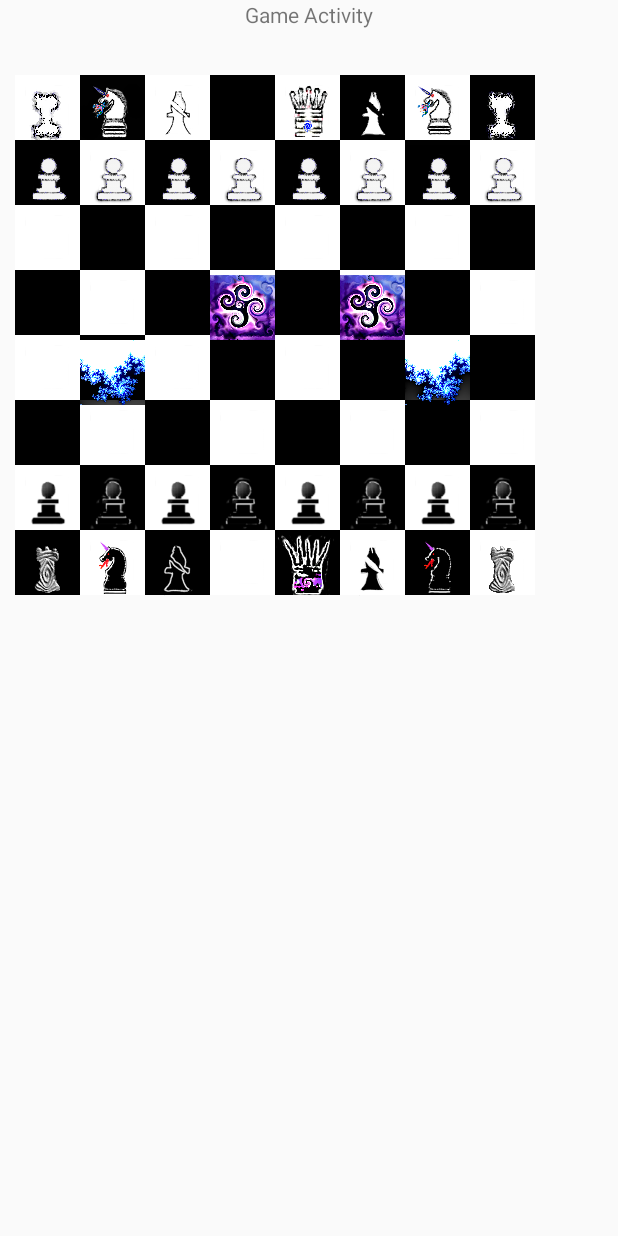
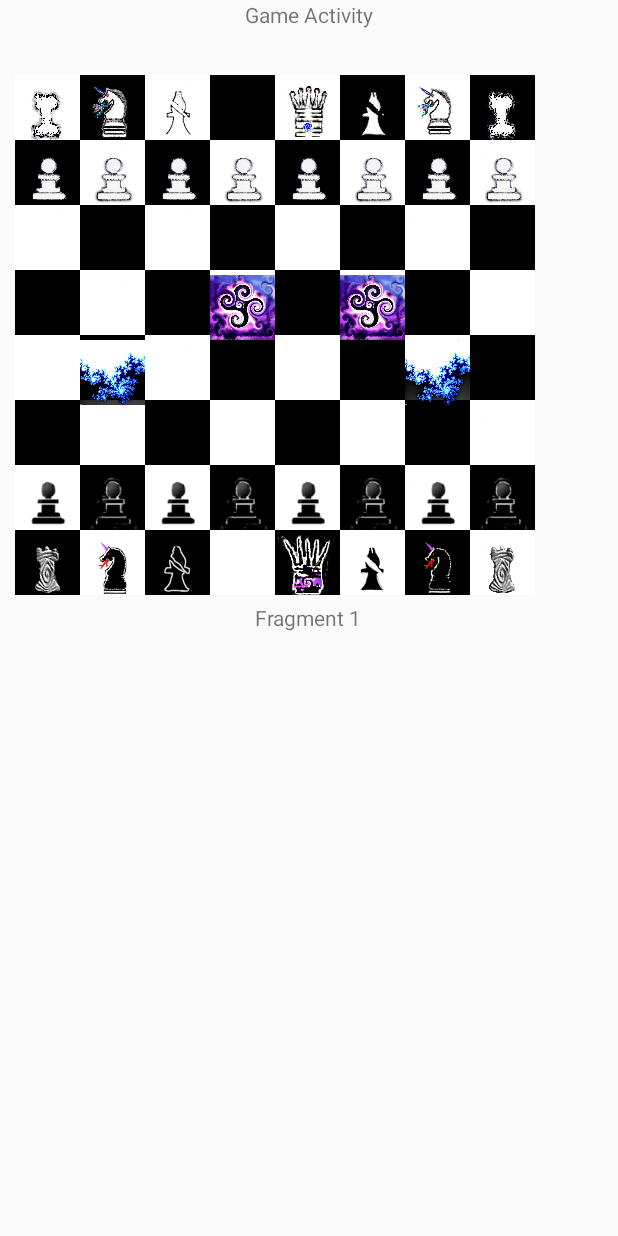
Before and after one commit to UMKCTeamSeven/OmniChessRandD, an Android app: the GameActivity screen opened directly, with no data from a screen before it, on a phone screen of 412 x 824 dp. Run offline under Robolectric (Android 15) with nearby library versions, the phone set to English and light mode, and no system bars; libraries missing offline, so code that uses them is left out: junit.framework.

Commit message:
Swiping Fragment framework (Not working yet)

```diff
--- a/OmniChess/app/src/main/java/com/donthaveawebsite/mhy/ocfix/GameActivity.java
+++ b/OmniChess/app/src/main/java/com/donthaveawebsite/mhy/ocfix/GameActivity.java
@@ -3,6 +3,9 @@ package com.donthaveawebsite.mhy.ocfix;
 import android.app.Activity;
 import android.graphics.drawable.Drawable;
 import android.os.Bundle;
+import android.support.v4.app.Fragment;
+import android.support.v4.app.FragmentActivity;
+import android.support.v4.view.ViewPager;
 import android.view.View;
 import android.widget.ImageView;
 import android.view.View.OnClickListener;
@@ -10,9 +13,21 @@ import java.util.ArrayList;
 import java.util.Iterator;
 import java.util.List;
 
-public class GameActivity extends Activity implements OnClickListener
+public class GameActivity extends FragmentActivity implements OnClickListener
 
 {
+    MyPageAdapter pageadapter;
+
+    private List<Fragment> getFragments()
+    {
+        List<Fragment> fList = new ArrayList<Fragment>();
+        fList.add(MyFragment.newInstance("Fragment 1"));
+        fList.add(MyFragment.newInstance("Fragment 2"));
+        fList.add(MyFragment.newInstance("Fragment 3"));
+        return fList;
+    }
+
+
     Selector theselector;
     List<Spot> listenspots;
     Spot selectedpiecespot;
@@ -87,6 +102,29 @@ public class GameActivity extends Activity implements OnClickListener
 
         super.onCreate(savedInstanceState);
         setContentView(R.layout.activity_game);
+
+        List<Fragment> fragments = getFragments();
+        pageadapter = new MyPageAdapter(getSupportFragmentManager(), fragments);
+        ViewPager pager =
+                (ViewPager)findViewById(R.id.viewpager);
+        pager.setAdapter(pageadapter);
+        pager.setOnPageChangeListener(new ViewPager.OnPageChangeListener() {
+
+            @Override
+            public void onPageScrolled(int position, float positionOffset, int positionOffsetPixels) {
+
+            }
+
+            @Override
+            public void onPageSelected(int position) {
+
+            }
+
+            @Override
+            public void onPageScrollStateChanged(int state) {
+
+            }
+        });
 
         List<Spot> ourspots = new ArrayList<Spot>();
         Board theboard = new Board(1, ourspots);
--- /dev/null
+++ b/OmniChess/app/src/main/java/com/donthaveawebsite/mhy/ocfix/MyFragment.java
@@ -0,0 +1,31 @@
+package com.donthaveawebsite.mhy.ocfix;
+
+import android.os.Bundle;
+import android.support.v4.app.Fragment;
+import android.view.LayoutInflater;
+import android.view.View;
+import android.view.ViewGroup;
+import android.widget.TextView;
+
+
+public class MyFragment extends Fragment
+{
+    public static final String EXTRA_MESSAGE = "EXTRA_MESSAGE";
+    public static final MyFragment newInstance(String message)
+    {
+        MyFragment f = new MyFragment();
+        Bundle bdl = new Bundle(1);
+        bdl.putString(EXTRA_MESSAGE, message);
+        f.setArguments(bdl);
+        return f;
+    }
+    @Override
+    public View onCreateView(LayoutInflater inflater, ViewGroup container,
+                             Bundle savedInstanceState) {
+        String message = getArguments().getString(EXTRA_MESSAGE);
+        View v = inflater.inflate(R.layout.myfragment, container, false);
+        TextView messageTextView = (TextView)v.findViewById(R.id.textView);
+        messageTextView.setText(message);
+        return v;
+    }
+}
--- /dev/null
+++ b/OmniChess/app/src/main/java/com/donthaveawebsite/mhy/ocfix/MyPageAdapter.java
@@ -0,0 +1,30 @@
+package com.donthaveawebsite.mhy.ocfix;
+
+
+import android.support.v4.app.Fragment;
+import android.support.v4.app.FragmentManager;
+import android.support.v4.app.FragmentPagerAdapter;
+
+
+import java.util.List;
+
+
+public class MyPageAdapter extends FragmentPagerAdapter
+{
+
+
+    private List<Fragment> fragments;
+
+    public MyPageAdapter(FragmentManager fm, List<Fragment> fragments) {
+        super(fm);
+        this.fragments = fragments;
+    }
+    @Override
+    public Fragment getItem(int position) {
+        return this.fragments.get(position);
+    }
+    @Override
+    public int getCount() {
+        return this.fragments.size();
+    }
+}
--- a/OmniChess/app/src/main/res/layout/activity_game.xml
+++ b/OmniChess/app/src/main/res/layout/activity_game.xml
@@ -1,8 +1,23 @@
 <?xml version="1.0" encoding="utf-8"?>
 <FrameLayout xmlns:android="http://schemas.android.com/apk/res/android"
-    android:orientation="vertical" android:layout_width="match_parent"
+    xmlns:tools="http://schemas.android.com/tools"
+    android:layout_width="match_parent"
+    android:layout_height="match_parent" >
+    <android.support.v4.view.ViewPager
+        android:id="@+id/viewpager"
+        android:layout_width="match_parent"
+        android:layout_height="match_parent" />
+
+
+<FrameLayout xmlns:android="http://schemas.android.com/apk/res/android"
+
+    android:orientation="vertical"
+    android:layout_width="match_parent"
     android:layout_height="match_parent"
     android:weightSum="1">
+
+
+
     <TextView
         android:layout_width="wrap_content"
         android:layout_height="wrap_content"
@@ -1766,3 +1781,5 @@
 
 
     </FrameLayout>
+
+</FrameLayout>
--- /dev/null
+++ b/OmniChess/app/src/main/res/layout/myfragment.xml
@@ -0,0 +1,15 @@
+<?xml version="1.0" encoding="utf-8"?>
+<RelativeLayout xmlns:android="http://schemas.android.com/apk/res/android"
+    android:layout_width="match_parent"
+    android:layout_height="match_parent">
+
+    <TextView
+        android:id="@+id/textView"
+        android:layout_width="wrap_content"
+        android:layout_height="wrap_content"
+        android:layout_centerHorizontal="true"
+        android:layout_centerVertical="true"
+         />
+
+
+</RelativeLayout>
```
